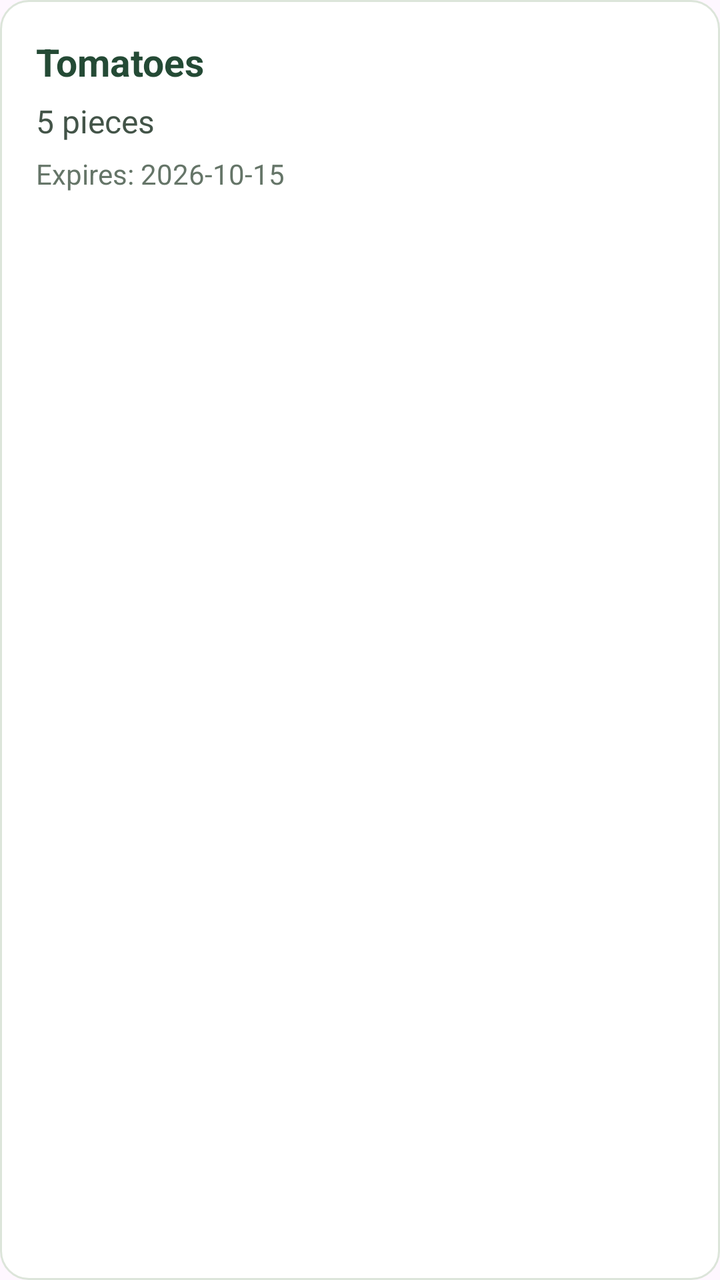
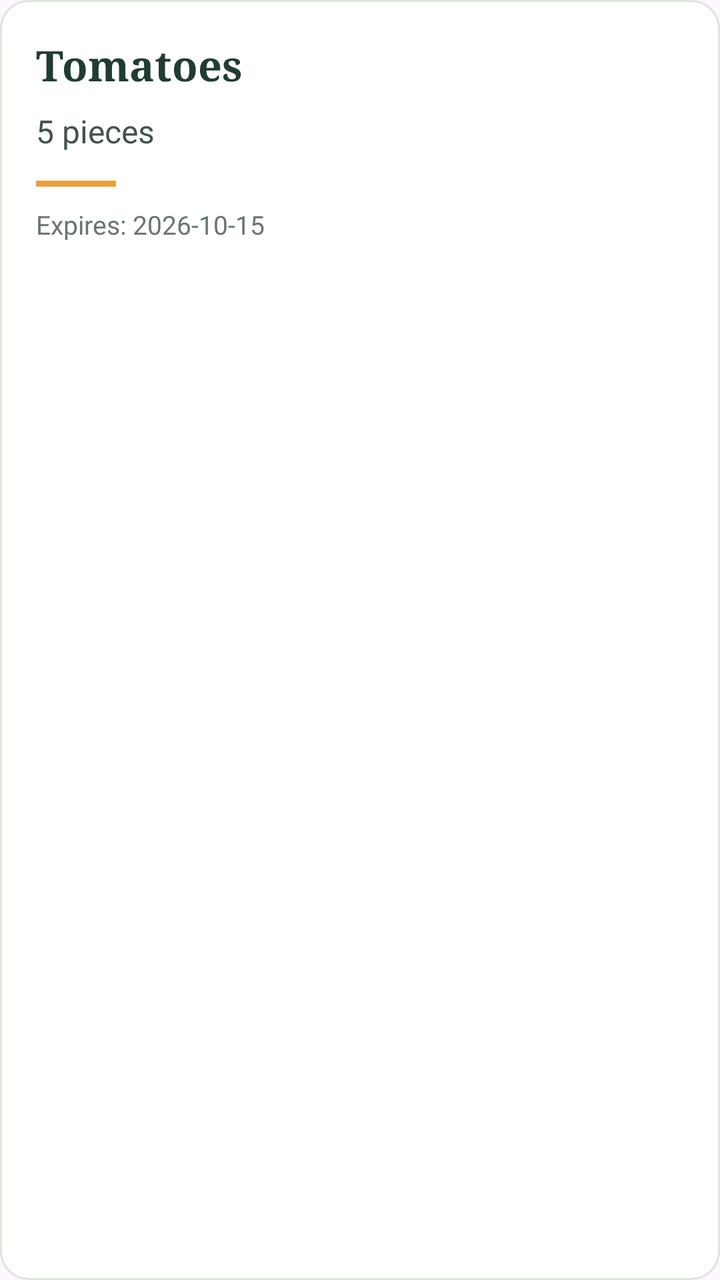

Two renders of the same Android screen: before a commit and after it. Below are the layout's source before the change and the commit's diff.
<!-- AndroidManifest.xml: application theme Theme.SmartPantryManager -->
<!-- res/layout/item_pantry.xml -->
<?xml version="1.0" encoding="utf-8"?>
<LinearLayout
    xmlns:android="http://schemas.android.com/apk/res/android"
    android:layout_width="match_parent"
    android:layout_height="wrap_content"
    android:orientation="vertical"
    android:padding="18dp"
    android:layout_marginBottom="10dp"
    android:background="@drawable/recipe_card_background">

    <TextView
        android:id="@+id/nameText"
        android:layout_width="match_parent"
        android:layout_height="wrap_content"
        android:text="Tomatoes"
        android:textSize="19sp"
        android:textStyle="bold"
        android:textColor="#244A35" />

    <TextView
        android:id="@+id/quantityText"
        android:layout_width="match_parent"
        android:layout_height="wrap_content"
        android:layout_marginTop="6dp"
        android:text="5 pieces"
        android:textSize="16sp"
        android:textColor="#435448" />

    <TextView
        android:id="@+id/expiryText"
        android:layout_width="match_parent"
        android:layout_height="wrap_content"
        android:layout_marginTop="6dp"
        android:text="Expires: 2026-10-15"
        android:textSize="14sp"
        android:textColor="#657568" />

</LinearLayout>
<!-- resources referenced by this layout -->
<resources>
  <!-- drawable recipe_card_background (drawable) -->
  <?xml version="1.0" encoding="utf-8"?>
  <shape xmlns:android="http://schemas.android.com/apk/res/android"
      android:shape="rectangle">
  
      <solid android:color="#FFFFFF" />
  
      <corners android:radius="14dp" />
  
      <stroke
          android:width="1dp"
          android:color="#DCE5DA" />
  
  </shape>
  <style name="Theme.SmartPantryManager" parent="Base.Theme.SmartPantryManager" />
  <style name="Base.Theme.SmartPantryManager" parent="Theme.Material3.DayNight.NoActionBar">
          
          
      </style>
</resources>

<!-- the commit's change to res/layout/item_pantry.xml (unified diff, before → after) -->
@@ -5,34 +5,43 @@
     android:layout_height="wrap_content"
     android:orientation="vertical"
     android:padding="18dp"
-    android:layout_marginBottom="10dp"
-    android:background="@drawable/recipe_card_background">
+    android:layout_marginBottom="12dp"
+    android:background="@drawable/recipe_card_background"
+    android:clickable="true"
+    android:focusable="true">
 
     <TextView
         android:id="@+id/nameText"
         android:layout_width="match_parent"
         android:layout_height="wrap_content"
         android:text="Tomatoes"
-        android:textSize="19sp"
+        android:textSize="21sp"
+        android:fontFamily="serif"
         android:textStyle="bold"
-        android:textColor="#244A35" />
+        android:textColor="#203D30" />
 
     <TextView
         android:id="@+id/quantityText"
         android:layout_width="match_parent"
         android:layout_height="wrap_content"
-        android:layout_marginTop="6dp"
+        android:layout_marginTop="8dp"
         android:text="5 pieces"
         android:textSize="16sp"
         android:textColor="#435448" />
+
+    <View
+        android:layout_width="40dp"
+        android:layout_height="3dp"
+        android:layout_marginTop="14dp"
+        android:background="#E9A23B" />
 
     <TextView
         android:id="@+id/expiryText"
         android:layout_width="match_parent"
         android:layout_height="wrap_content"
-        android:layout_marginTop="6dp"
+        android:layout_marginTop="10dp"
         android:text="Expires: 2026-10-15"
-        android:textSize="14sp"
-        android:textColor="#657568" />
+        android:textSize="13sp"
+        android:textColor="#69766B" />
 
 </LinearLayout>
